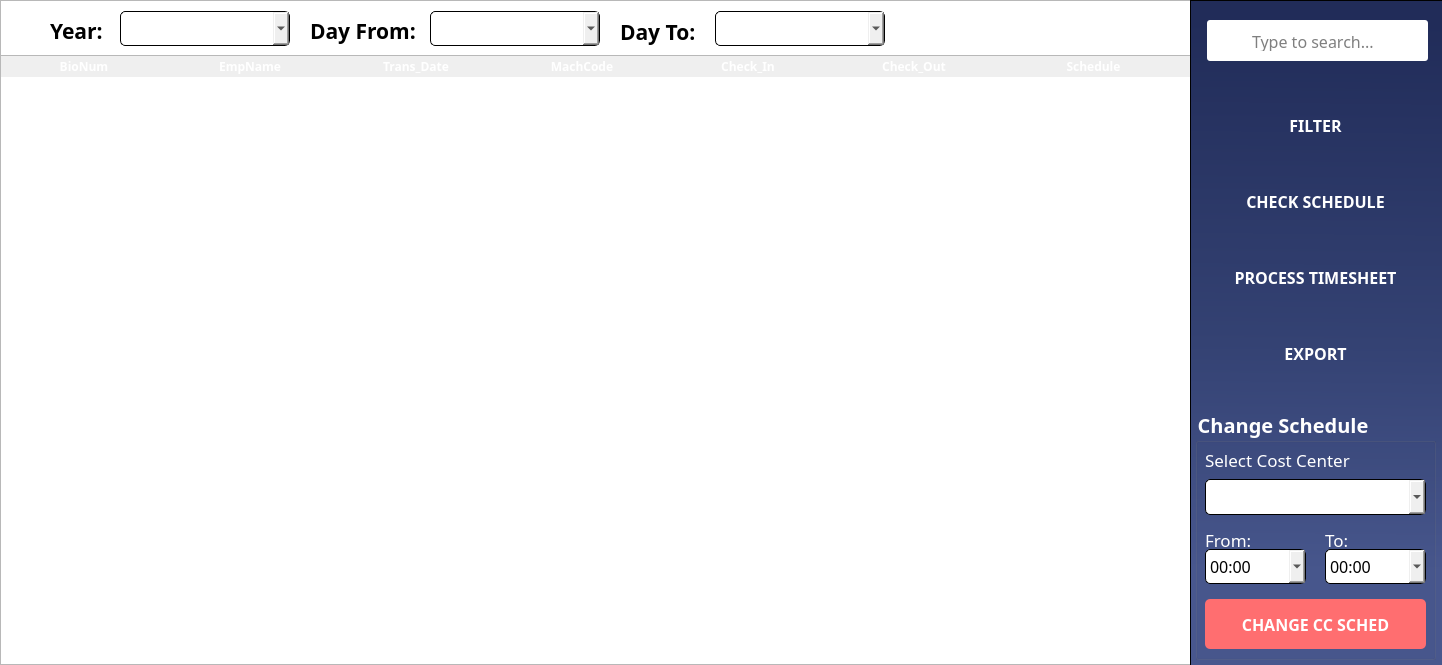
Qt form MainFrame/Resources/UI/timecard.ui (Maze711/systemPayroll) before a commit.
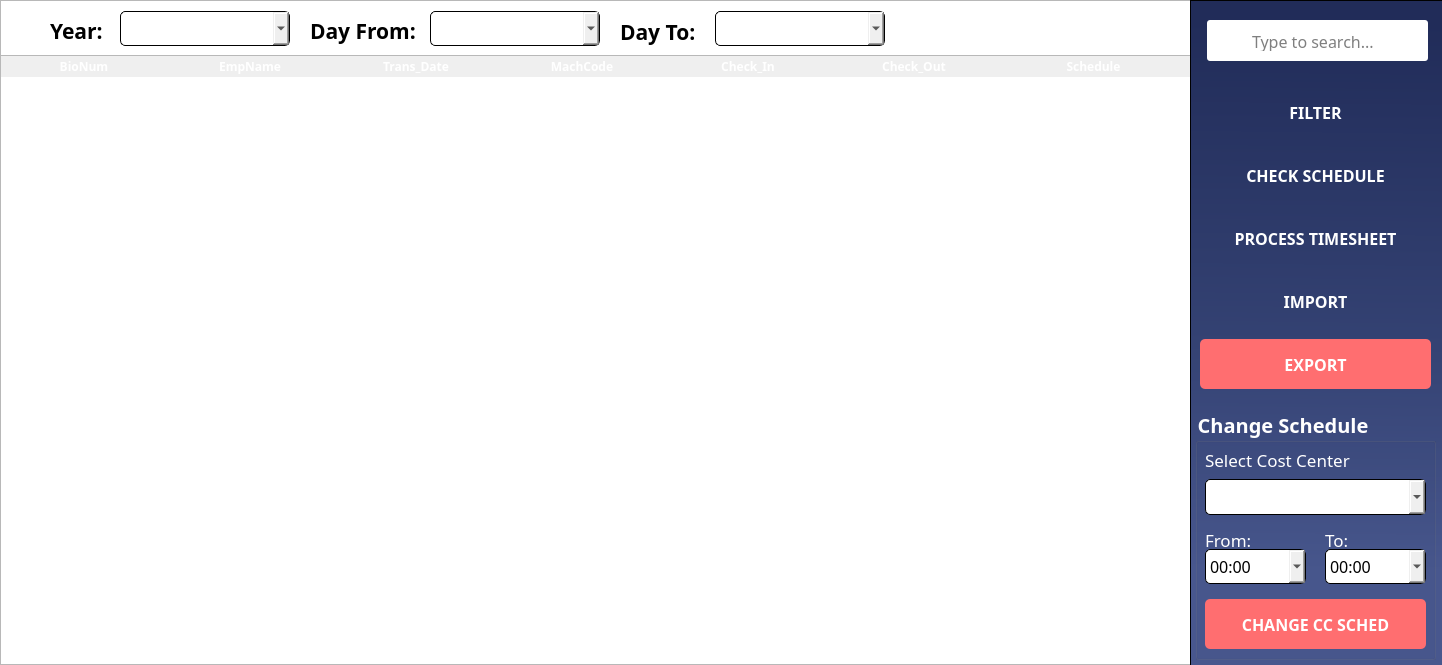
The same form after that commit. Icons and pictures are not drawn.

What changed in the file:
```diff
--- a/MainFrame/Resources/UI/timecard.ui
+++ b/MainFrame/Resources/UI/timecard.ui
@@ -746,12 +746,18 @@
 	border-radius: 5px;
 }
 
-#btnTimeSheet, #btnExport{
+#btnTimeSheet, #btnImport{
 border-radius: 5px;
 	color: white;
 background-color: &quot;#30d977&quot;;
 }
 
+#btnExport{
+background-color: rgb(255, 110, 112);
+	color: white;
+	border-radius: 5px;
+}
+
 #btnCheckSched:hover, #btnFilter:hover{
 background-color: #485ba1;
 }
@@ -760,6 +766,10 @@
 	background-color: &quot;#26ad5f&quot;;
 }
 
+#btnExport:hover{
+background-color: #c75657;
+}
+
 </string>
     </property>
     <layout class="QVBoxLayout" name="verticalLayout_2">
@@ -880,6 +890,45 @@
        </property>
       </widget>
      </item>
+     <item>
+      <widget class="QPushButton" name="btnImport">
+       <property name="sizePolicy">
+        <sizepolicy hsizetype="Minimum" vsizetype="Fixed">
+         <horstretch>0</horstretch>
+         <verstretch>0</verstretch>
+        </sizepolicy>
+       </property>
+       <property name="minimumSize">
+        <size>
+         <width>0</width>
+         <height>50</height>
+        </size>
+       </property>
+       <property name="font">
+        <font>
+         <family>Poppins</family>
+         <pointsize>12</pointsize>
+         <weight>75</weight>
+         <bold>true</bold>
+        </font>
+       </property>
+       <property name="cursor">
+        <cursorShape>PointingHandCursor</cursorShape>
+       </property>
+       <property name="styleSheet">
+        <string notr="true"/>
+       </property>
+       <property name="text">
+        <string>IMPORT</string>
+       </property>
+       <property name="iconSize">
+        <size>
+         <width>22</width>
+         <height>22</height>
+        </size>
+       </property>
+      </widget>
+     </item>
      <item>
       <widget class="QPushButton" name="btnExport">
        <property name="sizePolicy">
```
Left out of the diff: 2 changed lines with no effect on the pictures.
